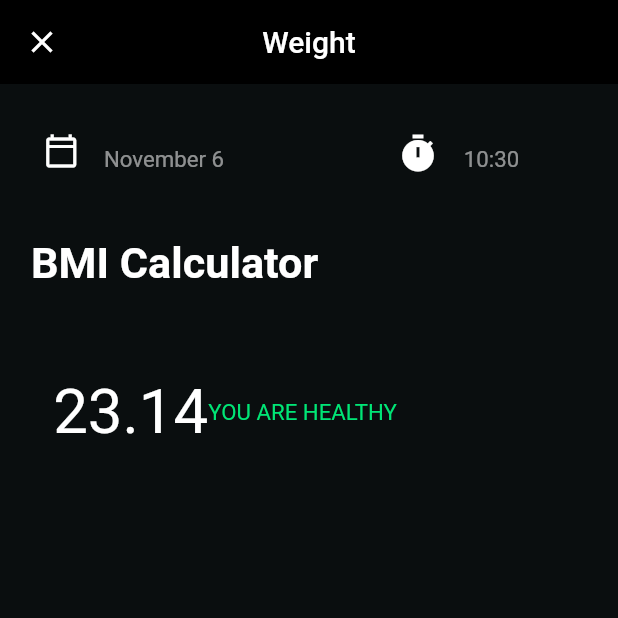
After one commit to SahanaVenkat/Being, a Flutter app: the Weight screen opened directly, on a phone screen of 412 x 824 dp, the top half of it. The commit adds this screen. Run offline on Flutter 3.47's test engine with Material 2 defaults, Android fonts, the phone set to English and light mode, and no system bars; our stand-ins replace flutter_svg, page_transition; missing offline and left inert: bottom_nav; network calls fail.

Commit message:
Check foe the card in weight page

```diff
--- a/lib/screens/home_tab.dart
+++ b/lib/screens/home_tab.dart
@@ -1,4 +1,5 @@
 import 'package:Being/screens/addiction.dart';
+import 'package:Being/screens/weight.dart';
 import 'package:flutter/material.dart';
 import 'package:Being/widgets/cards/action_suggestion_card.dart';
 import 'package:Being/widgets/buttons/navigate_to_journal_entry.dart';
@@ -55,11 +56,22 @@ class _HomeTabState extends State<HomeTab> {
                   'Sweat It Out',
                 ),
               ),
-              actionSuggestion(
+              GestureDetector(
+                 onTap: () {
+                  Navigator.push(
+                    context,
+                    PageTransition(
+                      child: Weight(),
+                      type: PageTransitionType.bottomToTop,
+                    ),
+                  );
+                },
+                child:actionSuggestion(
                 context,
                 Color(0XFF757575),
                 '⚖️',
                 'Track Your Weight',
+              ),
               ),
               actionSuggestion(
                 context,
--- /dev/null
+++ b/lib/screens/weight.dart
@@ -0,0 +1,140 @@
+import 'package:Being/widgets/cards/weight_card.dart';
+import 'package:flutter/material.dart';
+import 'package:intl/intl.dart';
+
+class Weight extends StatefulWidget {
+  @override
+  _WeightState createState() => _WeightState();
+}
+
+class _WeightState extends State<Weight> {
+  @override
+
+  // ignore: override_on_non_overriding_member
+  String today;
+  String time;
+
+  void initState() {
+    super.initState();
+    DateTime now = DateTime.now();
+    today = DateFormat('MMMMd').format(now).toString();
+    // ignore: unused_local_variable
+    DateTime current = DateTime.now();
+    time = DateFormat('hh:mm').format(current).toString();
+  }
+  Widget build(BuildContext context) {
+
+    return Scaffold(
+      backgroundColor: Color(0xFF0A0E0F),
+      appBar: AppBar(
+        elevation: 0.0,
+        backgroundColor: Colors.black,
+        centerTitle: true,
+        leading: GestureDetector(
+          onTap: () {
+            Navigator.pop(context);
+          },
+          child: Icon(
+            Icons.close_outlined,
+          ),
+        ),
+        iconTheme: IconThemeData(
+          color: Colors.white,
+        ),
+        title: Text(
+          'Weight',
+          style: TextStyle(
+            color: Colors.white,
+          ),
+        ),
+      ),
+      body: Container(
+        margin: EdgeInsets.only(
+              left: MediaQuery.of(context).size.width * 0.05,
+              right: MediaQuery.of(context).size.width * 0.04,
+            ),
+            child: ListView(children: [
+              Container(
+                margin: EdgeInsets.only(
+                  top: MediaQuery.of(context).size.height * 0.04,
+                  bottom: MediaQuery.of(context).size.height * 0.05,
+                  left: MediaQuery.of(context).size.width * 0.020,
+                ),
+        child:Row(
+
+          crossAxisAlignment: CrossAxisAlignment.start,
+          mainAxisAlignment: MainAxisAlignment.start,
+          children: [
+             Icon(
+            Icons.calendar_today_outlined,
+            color: Colors.white,
+          ),
+            Padding(
+                    padding: EdgeInsets.only(
+                      left: MediaQuery.of(context).size.height * 0.02,
+                      top: MediaQuery.of(context).size.height * 0.01,
+                      right: MediaQuery.of(context).size.height * 0.05,
+                    ),
+                    child: Text(
+                    today,
+                    textAlign: TextAlign.left,
+                    style: TextStyle(
+                      color: Colors.white54,
+                      fontSize: MediaQuery.of(context).size.height * 0.018,
+
+                    ),
+                  ),
+            ),
+            Padding(
+                padding: EdgeInsets.only(
+                  left: MediaQuery.of(context).size.height * 0.09,
+                ),
+                child: Icon(
+                Icons.timer,
+                color: Colors.white,
+                size: 28.0,
+              ),
+            ),
+            Padding(
+              padding: EdgeInsets.only(
+              left: MediaQuery.of(context).size.height * 0.02,
+              top: MediaQuery.of(context).size.height * 0.01,
+              right: MediaQuery.of(context).size.height * 0.05,
+            ),
+            child: Text(
+            time,
+            textAlign: TextAlign.left,
+            style: TextStyle(
+            color: Colors.white54,
+            fontSize: MediaQuery.of(context).size.height * 0.018,
+              ),
+             ),
+            ),
+          ],
+        ),
+      ),
+      Row(
+        children: [
+          Text(
+            'BMI Calculator',
+             style: TextStyle(
+               fontSize: MediaQuery.of(context).size.height * 0.035,
+               fontWeight: FontWeight.bold,
+               color: Colors.white,
+             ),
+          )
+        ],
+      ),
+      Row(
+        children: [
+         Expanded(
+          child: weightCard(context, Color(0xFFBA68C8)),
+         ),
+        ],
+      )
+    ]
+  )
+)
+);
+}
+}
--- /dev/null
+++ b/lib/widgets/cards/weight_card.dart
@@ -0,0 +1,34 @@
+import 'package:flutter/material.dart';
+
+// ignore: camel_case_types
+
+  Widget weightCard(
+    BuildContext context, Color cardColor
+  ) {
+    return Container(
+         height: MediaQuery.of(context).size.height * 0.18,
+      padding: EdgeInsets.all(MediaQuery.of(context).size.height * 0.008),
+      margin: EdgeInsets.all(MediaQuery.of(context).size.height * 0.01),
+      decoration: BoxDecoration(
+        borderRadius: BorderRadius.circular(15.0),
+      ),
+      child: Row(
+        children: [
+          Text(
+            '23.14',
+            style: TextStyle(
+              fontSize: MediaQuery.of(context).size.height * 0.050,
+              color: Colors.white,
+              ),
+            ),
+            Text(
+             'YOU ARE HEALTHY',
+             style: TextStyle(
+               fontSize: MediaQuery.of(context).size.height * 0.018,
+               color: Colors.greenAccent[400],
+             ),
+            ),
+        ],
+      ),
+    );
+  }
```
